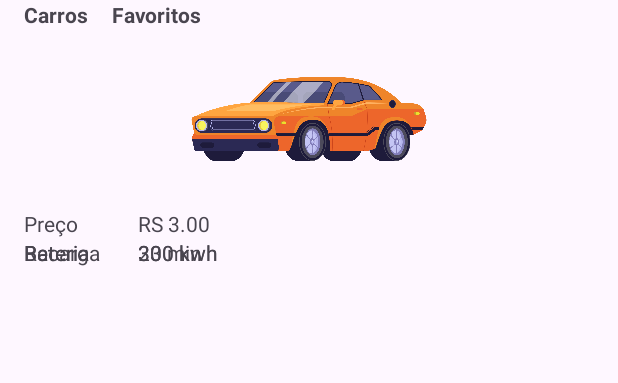
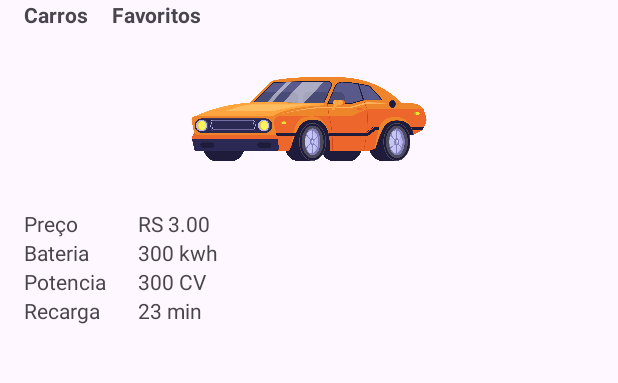
Before and after one commit to iyisakuma/AndroidDevelopment, an Android app: the screen it shows after launch (MainActivity), on a phone screen of 412 x 824 dp, the part 73-456 px from its top. Run offline under Robolectric (Android 15) with nearby library versions, the phone set to English and light mode, and no system bars.

Commit message:
finalizacao da aula 1

```diff
--- a/EletricCarApp/app/src/main/res/layout/activity_main.xml
+++ b/EletricCarApp/app/src/main/res/layout/activity_main.xml
@@ -74,35 +74,35 @@
         android:layout_marginLeft="16dp"
         app:layout_constraintStart_toEndOf="@+id/tv_bateria_label"
         app:layout_constraintTop_toTopOf="@id/tv_bateria_label"/>
-slkcjvsadlknvlsdk
+
     <TextView
         android:id="@+id/tv_potencia_label"
         android:layout_width="60dp"
         android:layout_height="wrap_content"
-        android:text="Bateria"
-        app:layout_constraintTop_toBottomOf="@id/tv_preco_label"/>
+        android:text="Potencia"
+        app:layout_constraintTop_toBottomOf="@id/tv_bateria_label"/>
     <TextView
         android:id="@+id/tv_potencia_value"
         android:layout_width="wrap_content"
         android:layout_height="wrap_content"
-        android:text="300 kwh"
+        android:text="300 CV"
         android:layout_marginLeft="16dp"
-        app:layout_constraintStart_toEndOf="@+id/tv_bateria_label"
-        app:layout_constraintTop_toTopOf="@id/tv_bateria_label"/>
+        app:layout_constraintStart_toEndOf="@+id/tv_potencia_label"
+        app:layout_constraintTop_toTopOf="@id/tv_potencia_label"/>
 
     <TextView
         android:id="@+id/tv_recarga_label"
         android:layout_width="60dp"
         android:layout_height="wrap_content"
         android:text="Recarga"
-        app:layout_constraintTop_toBottomOf="@id/tv_preco_label"/>
+        app:layout_constraintTop_toBottomOf="@id/tv_potencia_label"/>
     <TextView
         android:id="@+id/tv_recarga_value"
         android:layout_width="wrap_content"
         android:layout_height="wrap_content"
         android:text="23 min"
         android:layout_marginLeft="16dp"
-        app:layout_constraintStart_toEndOf="@+id/tv_bateria_label"
-        app:layout_constraintTop_toTopOf="@id/tv_bateria_label"/>
+        app:layout_constraintStart_toEndOf="@+id/tv_recarga_label"
+        app:layout_constraintTop_toTopOf="@id/tv_recarga_label"/>
 
 </androidx.constraintlayout.widget.ConstraintLayout>
```
